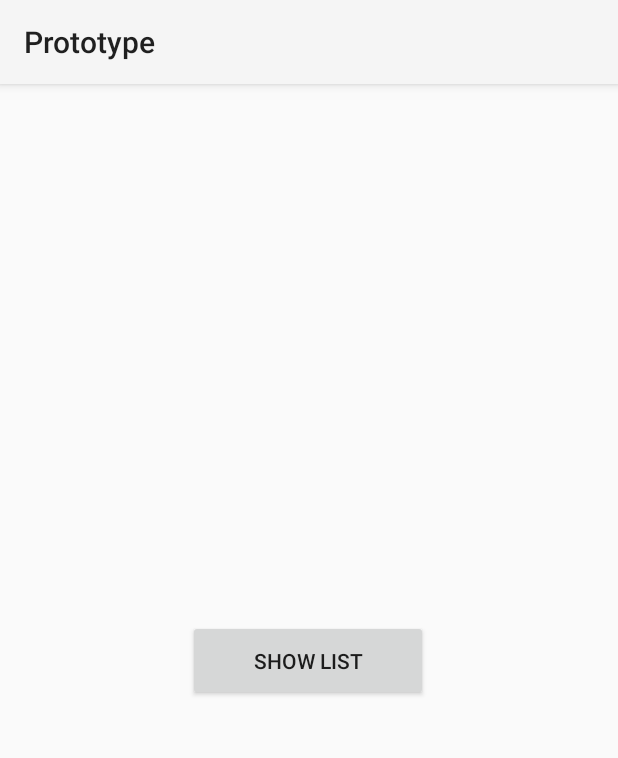
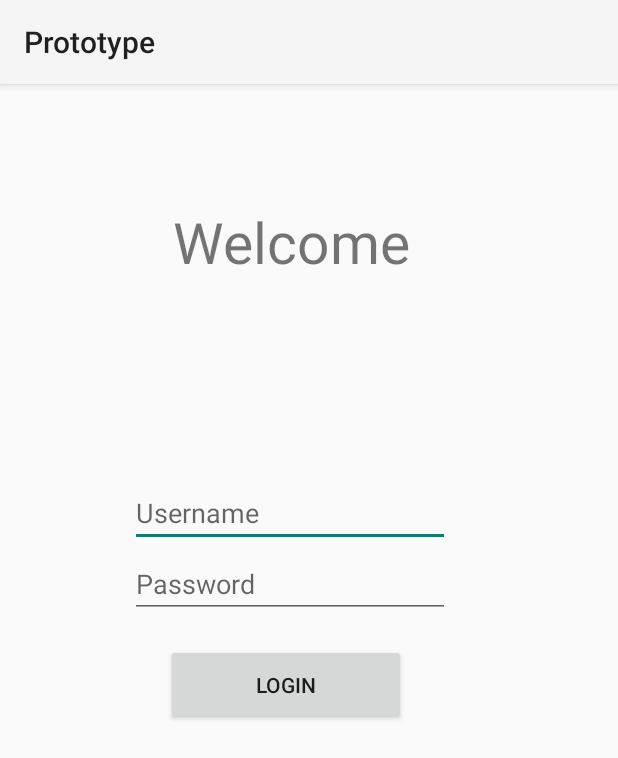
Before and after one commit to demralp/Android_App, an Android app: the screen it shows after launch (MainActivity), on a phone screen of 412 x 824 dp. Shown: the top 758 px of the screen. Run offline under Robolectric (Android 15) with nearby library versions, the phone set to English and light mode, and no system bars.

Commit message:
UI Changes

```diff
--- a/app/src/main/res/layout/activity_main.xml
+++ b/app/src/main/res/layout/activity_main.xml
@@ -12,12 +12,56 @@
         android:layout_width="160dp"
         android:layout_height="54dp"
         android:onClick="click"
-        android:text="Show List"
+        android:text="Login"
         app:layout_constraintBottom_toBottomOf="parent"
         app:layout_constraintEnd_toEndOf="parent"
-        app:layout_constraintHorizontal_bias="0.498"
+        app:layout_constraintHorizontal_bias="0.438"
         app:layout_constraintStart_toStartOf="parent"
         app:layout_constraintTop_toTopOf="parent"
-        tools:ignore="HardcodedText,MissingConstraints" />
+        app:layout_constraintVertical_bias="0.523"
+        tools:ignore="HardcodedText,MissingConstraints,OnClick" />
+
+    <EditText
+        android:id="@+id/editTextText"
+        android:layout_width="wrap_content"
+        android:layout_height="wrap_content"
+        android:ems="10"
+        android:hint="Username"
+        android:inputType="text"
+        android:text=""
+        app:layout_constraintBottom_toBottomOf="parent"
+        app:layout_constraintEnd_toEndOf="parent"
+        app:layout_constraintHorizontal_bias="0.435"
+        app:layout_constraintStart_toStartOf="parent"
+        app:layout_constraintTop_toTopOf="parent"
+        app:layout_constraintVertical_bias="0.364"
+        tools:ignore="MissingConstraints" />
+
+    <TextView
+        android:id="@+id/textView"
+        android:layout_width="182dp"
+        android:layout_height="70dp"
+        android:text="Welcome"
+        android:textSize="17pt"
+        app:layout_constraintBottom_toBottomOf="parent"
+        app:layout_constraintEnd_toEndOf="parent"
+        app:layout_constraintStart_toStartOf="parent"
+        app:layout_constraintTop_toTopOf="parent"
+        app:layout_constraintVertical_bias="0.114"
+        tools:ignore="MissingConstraints" />
+
+    <EditText
+        android:id="@+id/editTextTextPassword"
+        android:layout_width="wrap_content"
+        android:layout_height="wrap_content"
+        android:ems="10"
+        android:inputType="textPassword"
+        android:hint="Password"
+        app:layout_constraintBottom_toBottomOf="parent"
+        app:layout_constraintEnd_toEndOf="parent"
+        app:layout_constraintHorizontal_bias="0.435"
+        app:layout_constraintStart_toStartOf="parent"
+        app:layout_constraintTop_toTopOf="parent"
+        app:layout_constraintVertical_bias="0.43" />
 
 </androidx.constraintlayout.widget.ConstraintLayout>
```
